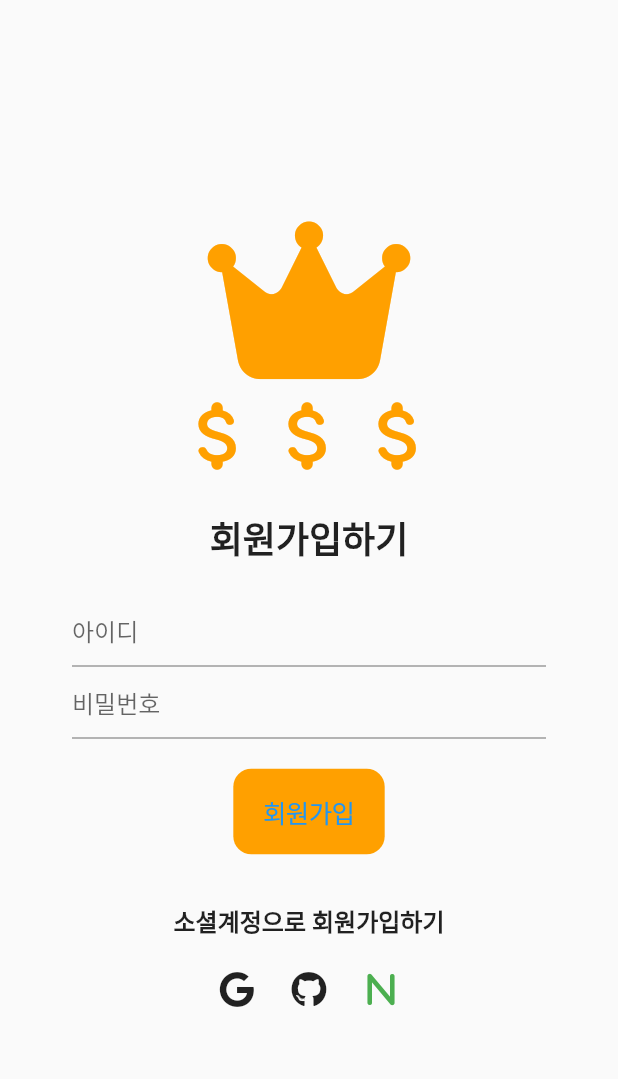
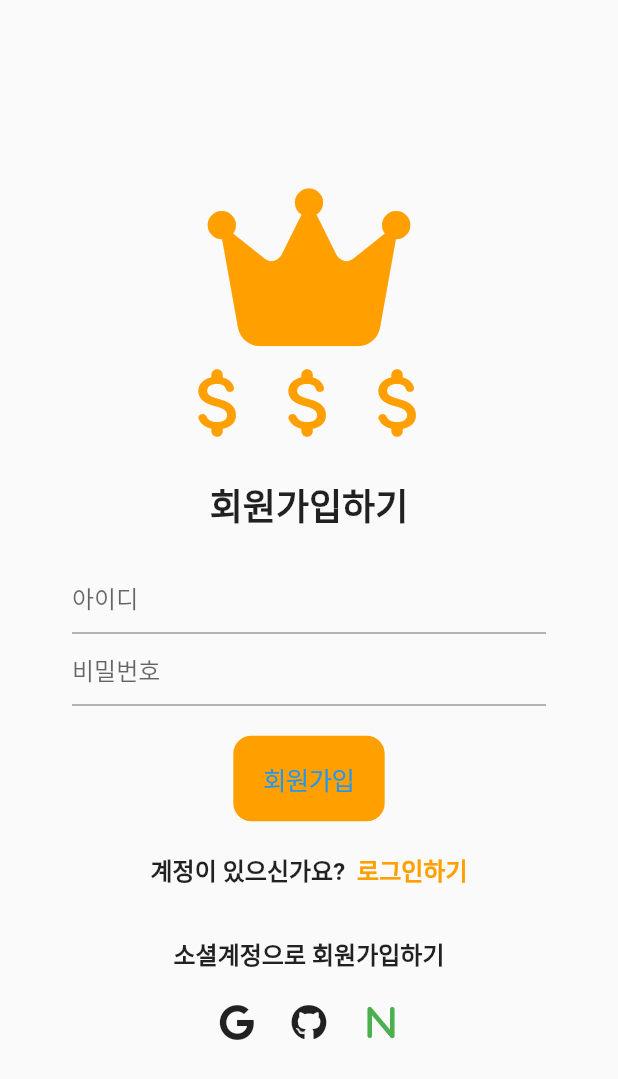
Before and after one commit to Carl-Lee91/Money, a Flutter app: the SignUpScreen screen opened directly, on a phone screen of 412 x 824 dp. Shown: the top 1079 px of the screen. Run offline on Flutter 3.47's test engine with Material 2 defaults, Android fonts, the phone set to English and light mode, and no system bars; our stand-ins replace font_awesome_flutter.

Commit message:
07.14 회원가입화면 약간 수정

```diff
--- a/lib/screen/authentication/sign_up_screen.dart
+++ b/lib/screen/authentication/sign_up_screen.dart
@@ -5,6 +5,7 @@ import 'package:money/constant/color.dart';
 import 'package:money/constant/function.dart';
 import 'package:money/constant/gap.dart';
 import 'package:money/constant/size.dart';
+import 'package:money/screen/authentication/login_screen.dart';
 
 class SignUpScreen extends StatefulWidget {
   const SignUpScreen({super.key});
@@ -40,6 +41,15 @@ class _SignUpScreenState extends State<SignUpScreen> {
     _userIdController.dispose();
     _passwordController.dispose();
     super.dispose();
+  }
+
+  void _onTapLoginScreen() {
+    Navigator.push(
+      context,
+      MaterialPageRoute(
+        builder: (context) => const LoginScreen(),
+      ),
+    );
   }
 
   @override
@@ -135,6 +145,31 @@ class _SignUpScreenState extends State<SignUpScreen> {
                       color: ColorTheme.mainColor,
                       child: const Text("회원가입"),
                     ),
+                    Gaps.v20,
+                    Row(
+                      mainAxisAlignment: MainAxisAlignment.center,
+                      children: [
+                        const Text(
+                          "계정이 있으신가요?",
+                          style: TextStyle(
+                            fontWeight: FontWeight.w600,
+                            fontSize: Sizes.size16,
+                          ),
+                        ),
+                        Gaps.h8,
+                        GestureDetector(
+                          onTap: _onTapLoginScreen,
+                          child: Text(
+                            "로그인하기",
+                            style: TextStyle(
+                              fontWeight: FontWeight.w600,
+                              fontSize: Sizes.size16,
+                              color: ColorTheme.mainColor,
+                            ),
+                          ),
+                        ),
+                      ],
+                    ),
                     Gaps.v32,
                     Column(
                       children: [
```
